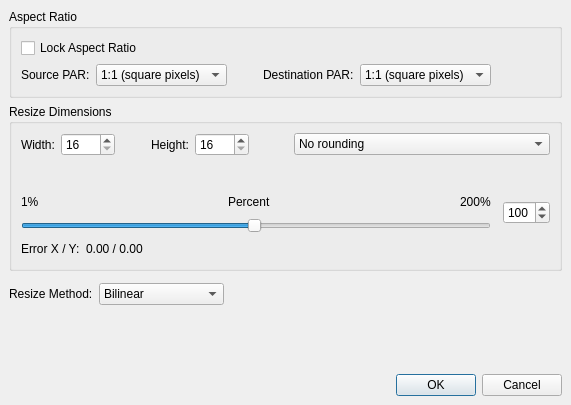
Qt form avidemux_plugins/ADM_videoFilters6/resize/qt4/resizing.ui (mean00/avidemux2) before a commit.
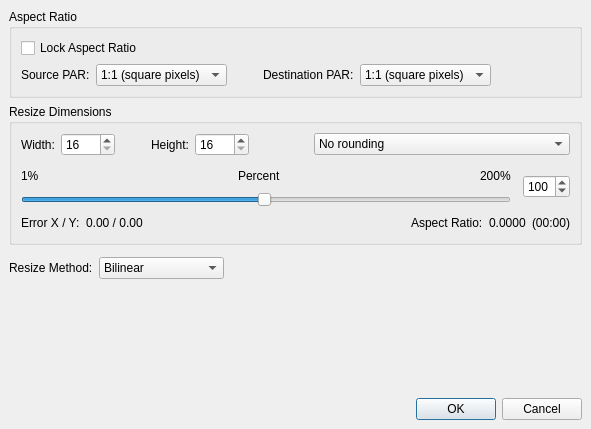
The same form after that commit.

Commit message: [resize/qt4] Display output aspect ratio in the same layout as X/Y error, avoid shifting text with variable width fonts

```diff
--- a/avidemux_plugins/ADM_videoFilters6/resize/qt4/resizing.ui
+++ b/avidemux_plugins/ADM_videoFilters6/resize/qt4/resizing.ui
@@ -6,8 +6,8 @@
    <rect>
     <x>0</x>
     <y>0</y>
-    <width>571</width>
-    <height>405</height>
+    <width>591</width>
+    <height>429</height>
    </rect>
   </property>
   <property name="windowTitle">
@@ -279,36 +279,6 @@
         </item>
        </layout>
       </item>
-      <item>
-       <layout class="QHBoxLayout" name="horizontalLayout">
-        <item>
-         <widget class="QLabel" name="labelOutAR">
-          <property name="sizePolicy">
-           <sizepolicy hsizetype="Preferred" vsizetype="Preferred">
-            <horstretch>0</horstretch>
-            <verstretch>0</verstretch>
-           </sizepolicy>
-          </property>
-          <property name="text">
-           <string notr="true"/>
-          </property>
-         </widget>
-        </item>
-        <item>
-         <spacer name="horizontalSpacer_2">
-          <property name="orientation">
-           <enum>Qt::Horizontal</enum>
-          </property>
-          <property name="sizeHint" stdset="0">
-           <size>
-            <width>40</width>
-            <height>20</height>
-           </size>
-          </property>
-         </spacer>
-        </item>
-       </layout>
-      </item>
       <item>
        <spacer>
         <property name="orientation">
@@ -519,6 +489,33 @@
             </property>
            </spacer>
           </item>
+          <item>
+           <widget class="QLabel" name="labelOutAR">
+            <property name="sizePolicy">
+             <sizepolicy hsizetype="Preferred" vsizetype="Preferred">
+              <horstretch>0</horstretch>
+              <verstretch>0</verstretch>
+             </sizepolicy>
+            </property>
+            <property name="text">
+             <string notr="true">Aspect Ratio:</string>
+            </property>
+           </widget>
+          </item>
+          <item>
+           <widget class="QLabel" name="labelOutArFloat">
+            <property name="text">
+             <string>0.0000</string>
+            </property>
+           </widget>
+          </item>
+          <item>
+           <widget class="QLabel" name="labelOutArDef">
+            <property name="text">
+             <string>(00:00)</string>
+            </property>
+           </widget>
+          </item>
          </layout>
         </item>
        </layout>
```
The commit also changes 2 other files.
